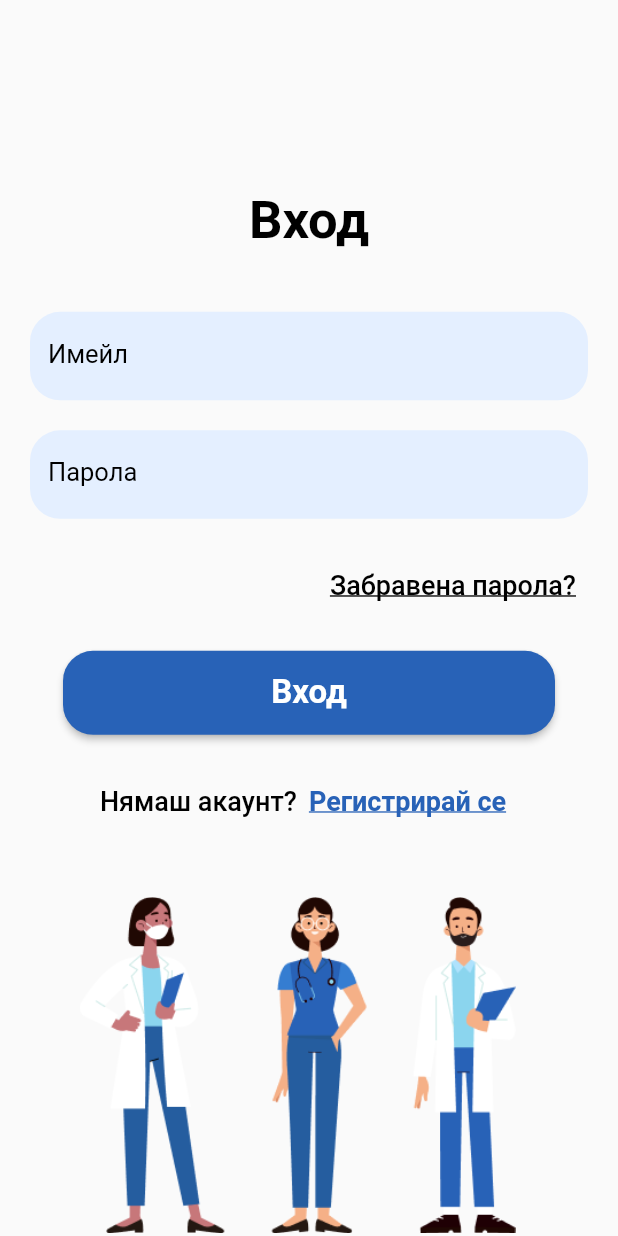
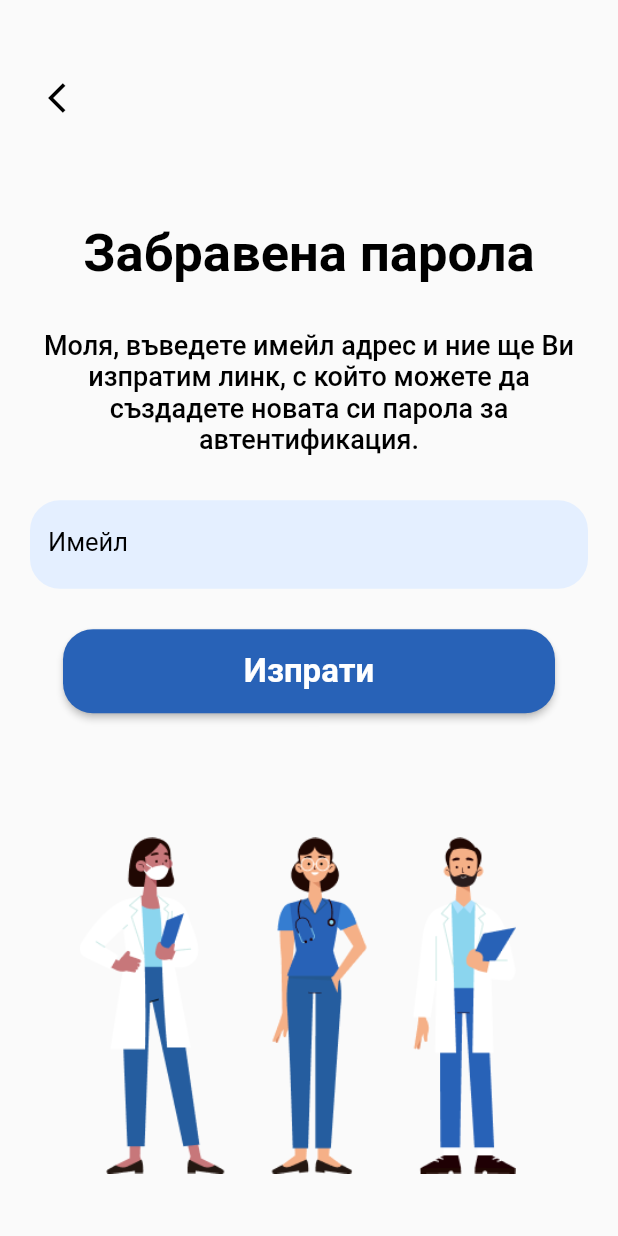
Before and after one commit to kayraBo/Mydoctor, a Flutter app: the screen it shows after launch, after a tap on "Забравена парола?", on a phone screen of 412 x 824 dp. Run offline on Flutter 3.47's test engine with Material 2 defaults, Android fonts, the phone set to English and light mode, and no system bars; our stand-ins replace cloud_firestore, firebase_auth, firebase_core; accounts and stored records are empty.

Commit message:
Forgotten password

```diff
--- /dev/null
+++ b/lib/screens/forgot_password.dart
@@ -0,0 +1,127 @@
+import 'package:firebase_auth/firebase_auth.dart';
+import 'package:flutter/material.dart';
+import '../widgets/widgets.dart';
+
+class ForgotPassword extends StatefulWidget {
+  const ForgotPassword({super.key});
+
+  @override
+  State<ForgotPassword> createState() => _ForgotPasswordState();
+}
+
+class _ForgotPasswordState extends State<ForgotPassword> {
+  final _emailController = TextEditingController();
+
+  @override
+  void dispose() {
+    _emailController.dispose();
+    super.dispose();
+  }
+
+  Future resetPassword() async {
+    try {
+      await FirebaseAuth.instance
+          .sendPasswordResetEmail(email: _emailController.text);
+      showDialog(
+        context: context,
+        builder: (context) {
+          return const AlertDialog(
+            content: Text(
+              'Линкът е изпратен на имейла Ви, можете да съзадете новата си парола',
+              textAlign: TextAlign.center,
+              style: TextStyle(
+                color: Colors.black,
+                fontWeight: FontWeight.w500,
+                fontSize: 15,
+              ),
+            ),
+          );
+        },
+      );
+    } on FirebaseAuthException catch (e) {
+      showDialog(
+        context: context,
+        builder: (context) {
+          return AlertDialog(
+            content: Text(
+              e.message.toString(),
+              textAlign: TextAlign.center,
+              style: TextStyle(
+                color: Colors.black,
+                fontWeight: FontWeight.w500,
+                fontSize: 15,
+              ),
+            ),
+          );
+        },
+      );
+    }
+  }
+
+  @override
+  Widget build(BuildContext context) {
+    return GestureDetector(
+        onTap: () => FocusManager.instance.primaryFocus?.unfocus(),
+        child: Scaffold(
+            body: Center(
+                child: SingleChildScrollView(
+                    child: Column(
+          children: <Widget>[
+            Container(
+              alignment: Alignment.centerLeft,
+              padding: const EdgeInsets.fromLTRB(20, 0, 0, 0),
+              child: IconButton(
+                icon: const Icon(Icons.arrow_back_ios, color: Colors.black),
+                onPressed: () {
+                  Navigator.pop(context);
+                },
+              ),
+            ),
+            Container(
+                height: 100,
+                width: 397,
+                alignment: Alignment.bottomCenter,
+                child: const Text(
+                  'Забравена парола',
+                  style: TextStyle(
+                      color: Colors.black,
+                      fontWeight: FontWeight.bold,
+                      fontSize: 35),
+                )),
+            Container(
+                alignment: Alignment.center,
+                padding: const EdgeInsets.fromLTRB(20, 30, 20, 30),
+                child: const Text(
+                  'Моля, въведете имейл адрес и ние ще Ви изпратим линк, с който можете да създадете новата си парола за автентификация.',
+                  textAlign: TextAlign.center,
+                  style: TextStyle(
+                      color: Colors.black,
+                      fontWeight: FontWeight.w500,
+                      fontSize: 18),
+                )),
+            Container(
+              padding: const EdgeInsets.fromLTRB(20, 0, 20, 20),
+              child: textFieldWidget('Имейл', false, _emailController),
+            ),
+            Container(
+                height: 70,
+                width: 397,
+                alignment: Alignment.center,
+                //color: Colors.green,
+                //padding: const EdgeInsets.fromLTRB(10, 20, 10, 20),
+                child: buttonWidget(
+                    context, 'Изпрати', const Color(0xFF2862B7), Colors.white,
+                    () {
+                  resetPassword();
+                })),
+            Container(
+              height: 300,
+              width: 397,
+              alignment: Alignment.bottomCenter,
+              padding: const EdgeInsets.fromLTRB(5, 40, 20, 0),
+              child: pictureWidget("assets/images/Doctors.png"),
+            ),
+          ],
+        )))));
+  }
+}
--- a/lib/screens/signin.dart
+++ b/lib/screens/signin.dart
@@ -1,5 +1,6 @@
 import 'package:flutter/material.dart';
 import 'package:test_flutter_app/screens/choose_profile.dart';
+import 'package:test_flutter_app/screens/forgot_password.dart';
 import 'package:test_flutter_app/screens/home.dart';
 import 'package:firebase_auth/firebase_auth.dart';
 
@@ -13,14 +14,28 @@ class SignIn extends StatefulWidget {
 }
 
 class _SignInState extends State<SignIn> {
-  TextEditingController emailController = TextEditingController();
-  TextEditingController passwordController = TextEditingController();
+  final _emailController = TextEditingController();
+  final _passwordController = TextEditingController();
 
   @override
   void dispose() {
-    emailController.dispose();
-    passwordController.dispose();
+    _emailController.dispose();
+    _passwordController.dispose();
     super.dispose();
+  }
+
+  Future signIn() async {
+    FirebaseAuth.instance
+        .signInWithEmailAndPassword(
+            email: _emailController.text, password: _passwordController.text)
+        .then((value) {
+      Navigator.push(
+        context,
+        MaterialPageRoute(builder: (context) => const Home()),
+      );
+    }).onError((error, stackTrace) {
+      print("Error: ${error.toString()}");
+    });
   }
 
   @override
@@ -44,49 +59,40 @@ class _SignInState extends State<SignIn> {
                 )),
             Container(
               padding: const EdgeInsets.fromLTRB(20, 0, 20, 20),
-              child: textFieldWidget('Имейл', false, emailController),
+              child: textFieldWidget('Имейл', false, _emailController),
             ),
             Container(
               padding: const EdgeInsets.fromLTRB(20, 0, 20, 20),
-              child: textFieldWidget('Парола', true, passwordController),
+              child: textFieldWidget('Парола', true, _passwordController),
             ),
             Container(
               alignment: Alignment.centerRight,
               padding: const EdgeInsets.fromLTRB(0, 0, 20, 0),
               child: TextButton(
                 onPressed: () {
-                  /*Navigator.push(
+                  Navigator.push(
                     context,
-                    MaterialPageRoute(builder: (context) => const SignIn()),
-                  );*/
+                    MaterialPageRoute(
+                        builder: (context) => const ForgotPassword()),
+                  );
                 },
                 child: const Text(
                   'Забравена парола?',
                   style: TextStyle(
-                      color: Colors.black,
-                      fontWeight: FontWeight.w500,
-                      decoration: TextDecoration.underline,
-                      fontSize: 18),
+                    color: Color(0xFF2862B7),
+                    fontWeight: FontWeight.bold,
+                    decoration: TextDecoration.underline,
+                    fontSize: 18,
+                  ),
                 ),
               ),
             ),
             Container(
                 alignment: Alignment.center,
-                padding: const EdgeInsets.fromLTRB(10, 20, 10, 20),
+                padding: const EdgeInsets.fromLTRB(10, 20, 10, 15),
                 child: buttonWidget(
                     context, 'Вход', const Color(0xFF2862B7), Colors.white, () {
-                  FirebaseAuth.instance
-                      .signInWithEmailAndPassword(
-                          email: emailController.text,
-                          password: passwordController.text)
-                      .then((value) {
-                    Navigator.push(
-                      context,
-                      MaterialPageRoute(builder: (context) => const Home()),
-                    );
-                  }).onError((error, stackTrace) {
-                    print("Error: ${error.toString()}");
-                  });
+                  signIn();
                 })),
             Row(
               mainAxisAlignment: MainAxisAlignment.center,
@@ -120,7 +126,7 @@ class _SignInState extends State<SignIn> {
               ],
             ),
             Container(
-              padding: const EdgeInsets.fromLTRB(5, 40, 20, 0),
+              padding: const EdgeInsets.fromLTRB(5, 40, 15, 0),
               child: pictureWidget("assets/images/Doctors.png"),
             ),
           ],
```
Also changed, not shown: lib/screens/choose_profile.dart (+0 -11 lines).
